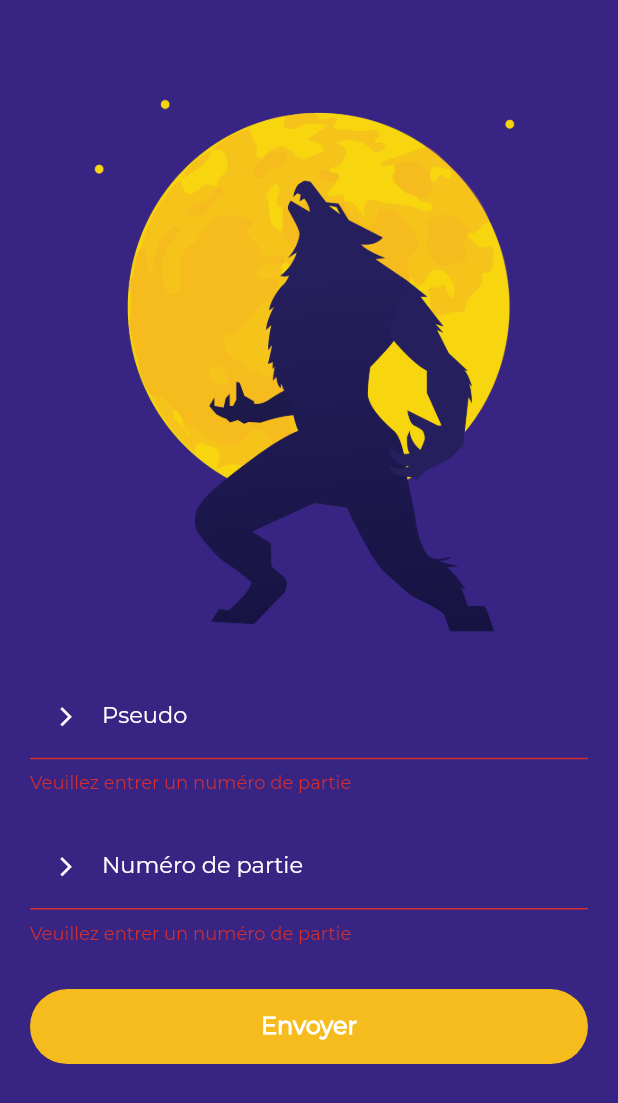
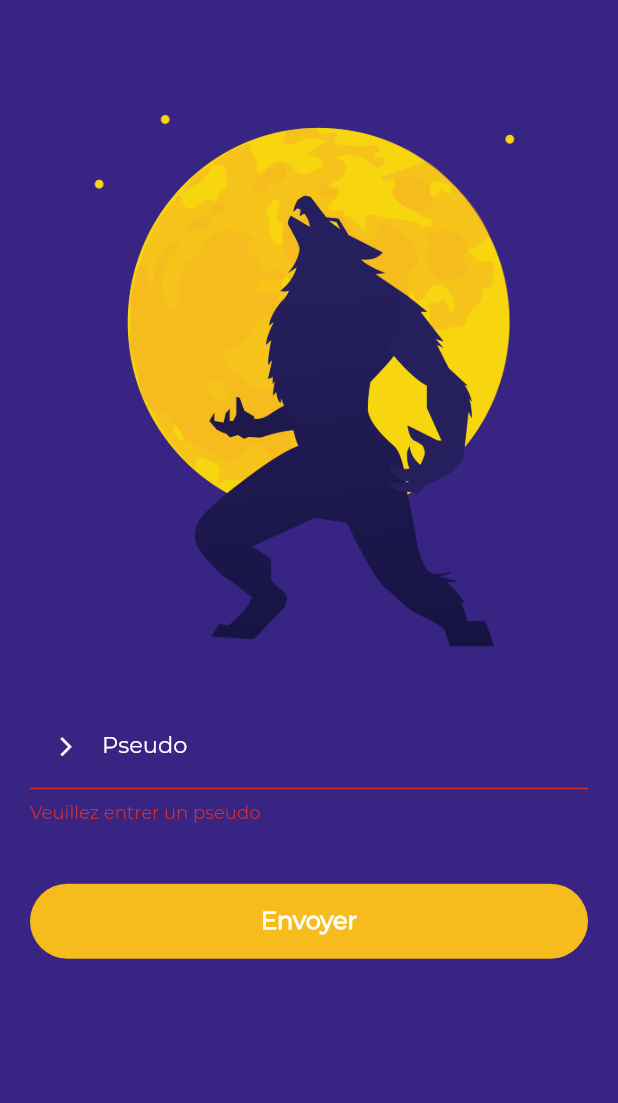
Before and after one commit to AnthonyDeletre/Alexa-Loup-Garou, a Flutter app: the screen it shows after launch, after a tap on "Envoyer", on a phone screen of 412 x 824 dp. Shown: the top 1103 px of the screen. Run offline on Flutter 3.47's test engine with Material 2 defaults, Android fonts, the phone set to English and light mode, and no system bars; our stand-ins replace flip_card; network calls fail.

Commit message:
login & lobby connexion

```diff
--- a/Flutter_loup_garou/lib/data.dart
+++ b/Flutter_loup_garou/lib/data.dart
@@ -1,5 +1,3 @@
-import 'package:flutter/material.dart';
-
 class Player {
 
   final int id;
--- a/Flutter_loup_garou/lib/main.dart
+++ b/Flutter_loup_garou/lib/main.dart
@@ -4,8 +4,6 @@ import 'package:flutter_loup_garou/pages/loginScreen.dart';
 void main() => runApp(Main());
 
 class Main extends StatelessWidget {
-
-  // final ProduitData _model = ProduitData();
 
   @override
   Widget build(BuildContext context) {
--- a/Flutter_loup_garou/lib/pages/loginScreen.dart
+++ b/Flutter_loup_garou/lib/pages/loginScreen.dart
@@ -11,6 +11,7 @@ class LoginScreen extends StatefulWidget {
 class _LoginScreenState extends State<LoginScreen> {
 
   final _formKey = GlobalKey<FormState>();
+  String _pseudo = '';
 
   @override
   Widget build(BuildContext context){
@@ -31,11 +32,12 @@ class _LoginScreenState extends State<LoginScreen> {
                       child: Column(
                         crossAxisAlignment: CrossAxisAlignment.start,
                         children: <Widget>[
+                          SizedBox(height: 10.0),
                           Image(
                             image: AssetImage("assets/images/background.png"),
                             fit: BoxFit.cover
                           ),
-                          SizedBox(height: 10.0),
+                          SizedBox(height: 20.0),
                           Form(
                             key: _formKey,
                             child: Column(
@@ -59,37 +61,38 @@ class _LoginScreenState extends State<LoginScreen> {
                                     ),
                                   ),
                                   validator: (value) {
+                                    _pseudo = value;
                                     if (value.isEmpty) {
-                                      return 'Veuillez entrer un numéro de partie';
+                                      return 'Veuillez entrer un pseudo';
                                     }
                                     return null;
                                   },
                                 ),
-                                SizedBox(height: 20.0),
-                                TextFormField(
-                                  style: TextStyle(color: Colors.white, fontSize: 15),
-                                  decoration: InputDecoration(
-                                    prefixIcon: Icon(Icons.arrow_forward_ios, color: Colors.white, size: 15),
-                                    labelText: 'Numéro de partie',
-                                    labelStyle: TextStyle(color: Colors.white),
-                                    fillColor: Colors.white,
-                                    hoverColor: Colors.white,
-                                    enabledBorder: OutlineInputBorder(
-                                      borderSide: BorderSide(color: Colors.white, width: 1.0),
-                                      borderRadius: BorderRadius.circular(50.0)
-                                    ),
-                                    focusedBorder: OutlineInputBorder(
-                                      borderSide: BorderSide(color: Colors.white, width: 1.0),
-                                      borderRadius: BorderRadius.circular(50.0)
-                                    ),
-                                  ),
-                                  validator: (value) {
-                                    if (value.isEmpty) {
-                                      return 'Veuillez entrer un numéro de partie';
-                                    }
-                                    return null;
-                                  },
-                                ),
+                                SizedBox(height: 10.0),
+                                // TextFormField(
+                                //   style: TextStyle(color: Colors.white, fontSize: 15),
+                                //   decoration: InputDecoration(
+                                //     prefixIcon: Icon(Icons.arrow_forward_ios, color: Colors.white, size: 15),
+                                //     labelText: 'Numéro de partie',
+                                //     labelStyle: TextStyle(color: Colors.white),
+                                //     fillColor: Colors.white,
+                                //     hoverColor: Colors.white,
+                                //     enabledBorder: OutlineInputBorder(
+                                //       borderSide: BorderSide(color: Colors.white, width: 1.0),
+                                //       borderRadius: BorderRadius.circular(50.0)
+                                //     ),
+                                //     focusedBorder: OutlineInputBorder(
+                                //       borderSide: BorderSide(color: Colors.white, width: 1.0),
+                                //       borderRadius: BorderRadius.circular(50.0)
+                                //     ),
+                                //   ),
+                                //   validator: (value) {
+                                //     if (value.isEmpty) {
+                                //       return 'Veuillez entrer un numéro de partie';
+                                //     }
+                                //     return null;
+                                //   },
+                                // ),
                                 SizedBox(height: 30.0),
                                 FadeInState(
                                 child: Container(
@@ -99,13 +102,14 @@ class _LoginScreenState extends State<LoginScreen> {
                                   ),
                                   height: 50.0,
                                   child: InkWell(
-                                    onTap: () {
+                                    onTap: () async {
                                       if (_formKey.currentState.validate()) {
-                                        // postRequest();
-                                        Navigator.push(
-                                          context,
-                                          MaterialPageRoute(builder: (context) => LobbyScreen()),
-                                        );
+                                        if(await connect(_pseudo)){
+                                          Navigator.push(
+                                            context,
+                                            MaterialPageRoute(builder: (context) => LobbyScreen()),
+                                          );
+                                        }
                                       }
                                     },
                                     child: Padding(
```
Also changed, not shown: Flutter_loup_garou/lib/api.dart (+27 -21 lines), Flutter_loup_garou/lib/pages/gameScreen.dart (+9 -7 lines), Flutter_loup_garou/lib/pages/lobbyScreen.dart (+15 -11 lines).
